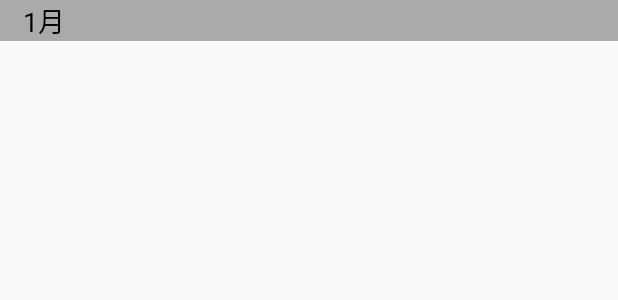
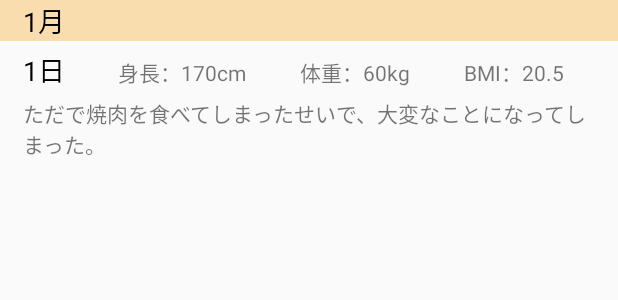
Before and after one commit to r-hisaura/BMIApp-Android, an Android app: the layout list_section_item.xml on its own in the app's theme, with its tools: preview values and no code run, on a phone screen of 412 x 824 dp. Shown: the top 300 px of the screen. Run offline under Robolectric (Android 15) with nearby library versions, the phone set to English and light mode, and no system bars.

Commit message:
recyclerView 完成（とりあえず動いた）

```diff
--- a/app/src/main/java/com/example/cries/calcbmi/RecycleViewHolder.kt
+++ b/app/src/main/java/com/example/cries/calcbmi/RecyclerItemViewHolder.kt
@@ -3,6 +3,7 @@ package com.example.cries.calcbmi
 import android.support.v7.widget.RecyclerView
 import android.view.View
 import kotlinx.android.synthetic.main.list_item.view.*
+import kotlinx.android.synthetic.main.list_section_item.view.*
 
 /**
  * 履歴画面のリストのViewを保持するクラス
--- a/app/src/main/res/layout/list_item.xml
+++ b/app/src/main/res/layout/list_item.xml
@@ -13,6 +13,7 @@
             android:id="@+id/container"
             android:layout_width="match_parent"
             android:layout_height="wrap_content"
+            android:layout_marginTop="5dp"
             android:orientation="horizontal">
 
 
@@ -64,5 +65,4 @@
         </LinearLayout>
     </RelativeLayout>
 
-
 </android.support.constraint.ConstraintLayout>
--- a/app/src/main/res/layout/list_section_item.xml
+++ b/app/src/main/res/layout/list_section_item.xml
@@ -7,17 +7,73 @@
 
     <RelativeLayout
         android:layout_width="match_parent"
-        android:background="@android:color/darker_gray"
         android:layout_height="match_parent">
 
             <TextView
-                android:id="@+id/row_title_text"
+                android:id="@+id/section_text"
+                android:layout_width="match_parent"
+                android:layout_height="wrap_content"
+                android:paddingStart="15dp"
+                android:textColor="@android:color/black"
+                android:background="@color/button_bg"
+                android:textSize="18sp"
+                tools:text="1月" />
+
+        <LinearLayout
+            android:id="@+id/container"
+            android:layout_width="match_parent"
+            android:layout_height="wrap_content"
+            android:layout_below="@+id/section_text"
+            android:layout_marginTop="5dp"
+            android:orientation="horizontal">
+
+
+            <TextView
+                android:id="@+id/section_title_text"
                 android:layout_width="wrap_content"
                 android:layout_height="wrap_content"
                 android:layout_marginStart="15dp"
+                android:layout_weight="1"
                 android:textColor="@android:color/black"
                 android:textSize="18sp"
-                tools:text="1月" />
+                tools:text="1日" />
+
+            <TextView
+                android:id="@+id/section_height_text"
+                android:layout_width="wrap_content"
+                android:layout_height="wrap_content"
+                android:layout_weight="1"
+                tools:text="身長：170cm" />
+
+            <TextView
+                android:id="@+id/section_weight_text"
+                android:layout_width="wrap_content"
+                android:layout_height="wrap_content"
+                android:layout_weight="1"
+                tools:text="体重：60kg" />
+
+            <TextView
+                android:id="@+id/section_bmi_text"
+                android:layout_width="wrap_content"
+                android:layout_height="wrap_content"
+                android:layout_weight="1"
+                tools:text="BMI：20.5" />
+
+        </LinearLayout>
+
+        <LinearLayout
+            android:layout_width="wrap_content"
+            android:layout_height="wrap_content"
+            android:layout_below="@+id/container"
+            android:layout_marginTop="5dp">
+
+            <TextView
+                android:id="@+id/section_comment_text"
+                android:layout_width="wrap_content"
+                android:layout_height="wrap_content"
+                android:layout_marginStart="15dp"
+                tools:text="ただで焼肉を食べてしまったせいで、大変なことになってしまった。" />
+        </LinearLayout>
 
     </RelativeLayout>
 
```
Also changed, not shown: app/src/main/java/com/example/cries/calcbmi/HistoryFragment.kt (+51 -0 lines), app/src/main/java/com/example/cries/calcbmi/RecyclerSectionViewHolder.kt (added, +19 -0 lines), app/src/main/java/com/example/cries/calcbmi/RecyclerViewAdapter.kt (+41 -10 lines).
